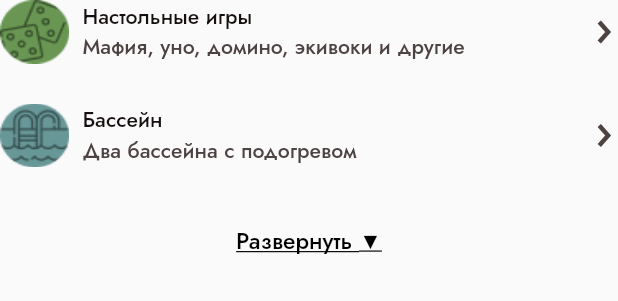
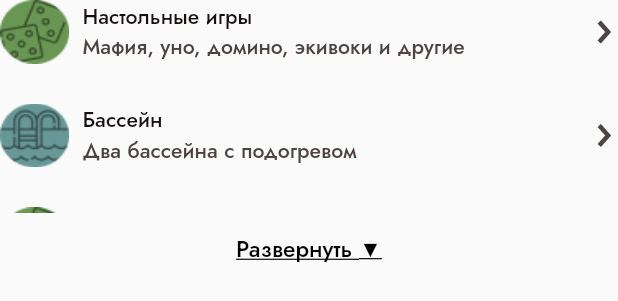
Before and after one commit to SViRaS/mobyte_test_example, a Flutter app: the EntertainmentsWidget widget shown alone on an empty page, opened directly, on a phone screen of 412 x 824 dp. Shown: the top 301 px of the screen. Run offline on Flutter 3.47's test engine with Material 2 defaults, Android fonts, the phone set to English and light mode, and no system bars; our stand-ins replace carousel_slider, flutter_screenutil, flutter_svg, geolocator; missing offline and left inert: yandex_mapkit; statements that could not run were skipped.

Commit message:
set correct scroll to yandex map

```diff
--- a/lib/widgets/entertainments_widget.dart
+++ b/lib/widgets/entertainments_widget.dart
@@ -41,7 +41,7 @@ class EentertainmentsWidgetState extends State<EntertainmentsWidget> {
     return Column(
       children: [
         SizedBox(
-            height: _active ? 280.h : 135.h,
+            height: _active ? 280.h : 140.h,
             child: GridView.builder(
               itemCount: entertainmentsWidgetList.length,
               physics: const NeverScrollableScrollPhysics(),
--- a/lib/widgets/map.dart
+++ b/lib/widgets/map.dart
@@ -1,4 +1,6 @@
 import 'dart:async';
+import 'package:flutter/foundation.dart';
+import 'package:flutter/gestures.dart';
 import 'package:flutter/material.dart';
 import 'package:flutter_screenutil/flutter_screenutil.dart';
 import 'package:mobyte_first_example/services/app_lat_long.dart';
@@ -30,6 +32,9 @@ class _MapWidgetState extends State<MapWidget> {
       decoration: BoxDecoration(
           border: Border.all(color: AppColors.brownColor, width: 1.0)),
       child: YandexMap(
+        gestureRecognizers: {
+          Factory<OneSequenceGestureRecognizer>(() => EagerGestureRecognizer())
+        },
         mapObjects: [
           PlacemarkMapObject(
               icon: PlacemarkIcon.single(PlacemarkIconStyle(
```
